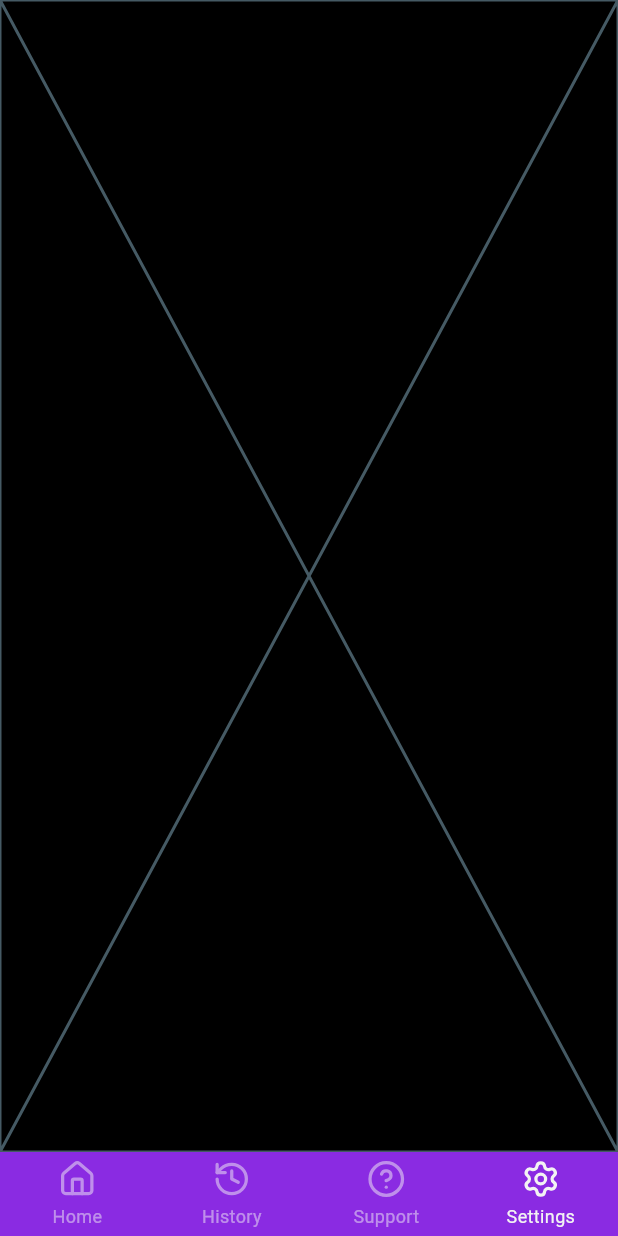
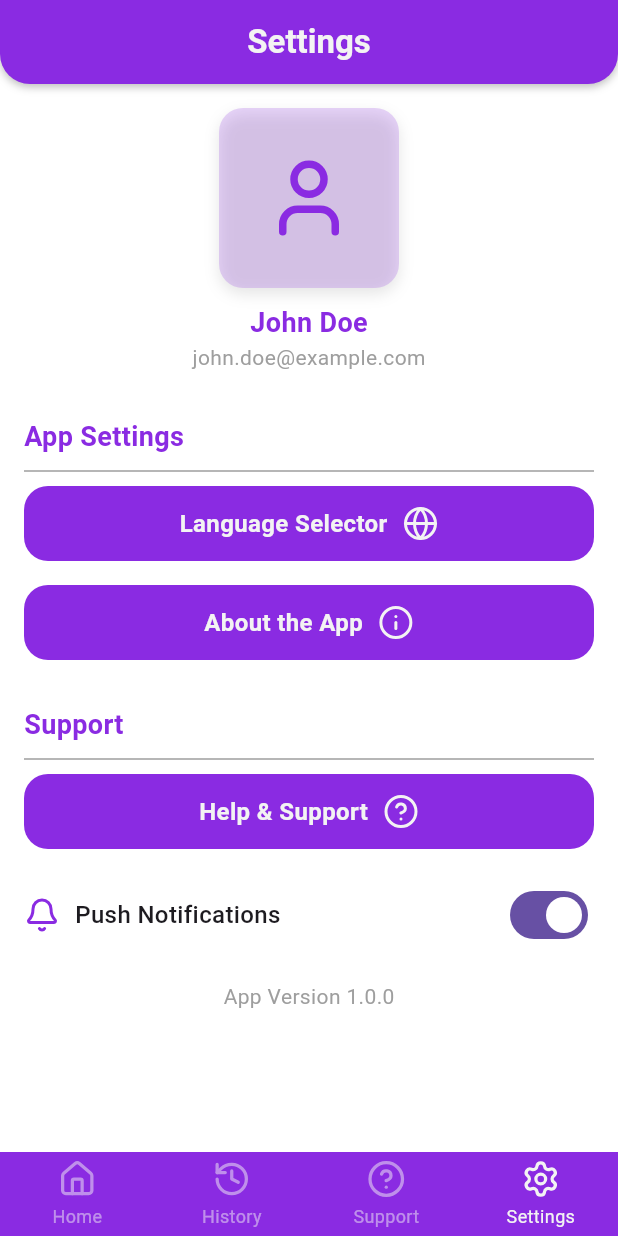
Before and after one commit to PraveenAththanayake/Snake-Bite-App, a Flutter app: the screen it shows after launch, item 4 of the bottom bar chosen, on a phone screen of 412 x 824 dp. Run offline on Flutter 3.47's test engine with Material 3 defaults, Android fonts, the phone set to English and light mode, and no system bars; drawn by our look-alikes of persistent_bottom_nav_bar; our stand-ins replace camera, lucide_icons, permission_handler.

Commit message:
feat: settings screen ui

```diff
--- a/lib/features/settings/settings.dart
+++ b/lib/features/settings/settings.dart
@@ -1,10 +1,35 @@
 import 'package:flutter/material.dart';
+import 'package:snake_bite_app/core/common/widgets/appbar/appbar.dart';
+import 'package:snake_bite_app/features/settings/widgets/app_settings.dart';
+import 'package:snake_bite_app/features/settings/widgets/app_version.dart';
+import 'package:snake_bite_app/features/settings/widgets/notification_switch.dart';
+import 'package:snake_bite_app/features/settings/widgets/profile.dart';
+import 'package:snake_bite_app/features/settings/widgets/support_section.dart';
 
 class SettingsScreen extends StatelessWidget {
   const SettingsScreen({super.key});
 
   @override
   Widget build(BuildContext context) {
-    return const Placeholder();
+    return const Scaffold(
+      appBar: CustomAppBar(title: 'Settings'),
+      body: SingleChildScrollView(
+        padding: EdgeInsets.all(16.0),
+        child: Column(
+          crossAxisAlignment: CrossAxisAlignment.start,
+          children: [
+            UserProfileSection(),
+            SizedBox(height: 30),
+            AppSettingsSection(),
+            SizedBox(height: 30),
+            SupportSection(),
+            SizedBox(height: 20),
+            NotificationSwitch(),
+            SizedBox(height: 20),
+            AppVersion(),
+          ],
+        ),
+      ),
+    );
   }
 }
--- /dev/null
+++ b/lib/features/settings/widgets/app_settings.dart
@@ -0,0 +1,37 @@
+import 'package:flutter/material.dart';
+import 'package:lucide_icons/lucide_icons.dart';
+import 'package:snake_bite_app/core/common/widgets/buttons/animated_button.dart';
+import 'package:snake_bite_app/core/theme/color_palette.dart';
+
+class AppSettingsSection extends StatelessWidget {
+  const AppSettingsSection({super.key});
+
+  @override
+  Widget build(BuildContext context) {
+    return Column(
+      crossAxisAlignment: CrossAxisAlignment.start,
+      children: [
+        const Text(
+          'App Settings',
+          style: TextStyle(
+            fontSize: 18,
+            fontWeight: FontWeight.bold,
+            color: ColorPalettes.primary,
+          ),
+        ),
+        const Divider(color: Colors.grey, height: 20),
+        AnimatedButton(
+          text: 'Language Selector',
+          icon: LucideIcons.globe,
+          onPressed: () {},
+        ),
+        const SizedBox(height: 16.0),
+        AnimatedButton(
+          text: 'About the App',
+          icon: LucideIcons.info,
+          onPressed: () {},
+        ),
+      ],
+    );
+  }
+}
--- /dev/null
+++ b/lib/features/settings/widgets/app_version.dart
@@ -0,0 +1,18 @@
+import 'package:flutter/material.dart';
+
+class AppVersion extends StatelessWidget {
+  const AppVersion({super.key});
+
+  @override
+  Widget build(BuildContext context) {
+    return const Center(
+      child: Text(
+        'App Version 1.0.0',
+        style: TextStyle(
+          color: Colors.grey,
+          fontSize: 14,
+        ),
+      ),
+    );
+  }
+}
--- /dev/null
+++ b/lib/features/settings/widgets/notification_switch.dart
@@ -0,0 +1,35 @@
+import 'package:flutter/material.dart';
+import 'package:lucide_icons/lucide_icons.dart';
+import 'package:snake_bite_app/core/theme/color_palette.dart';
+
+class NotificationSwitch extends StatelessWidget {
+  const NotificationSwitch({super.key});
+
+  @override
+  Widget build(BuildContext context) {
+    return Row(
+      children: [
+        const Icon(
+          LucideIcons.bell,
+          color: ColorPalettes.primary,
+        ),
+        const SizedBox(width: 10),
+        const Expanded(
+          child: Text(
+            'Push Notifications',
+            style: TextStyle(
+              fontSize: 16,
+              fontWeight: FontWeight.w500,
+            ),
+          ),
+        ),
+        Switch(
+          value: true,
+          onChanged: (bool newValue) {
+            // Add functionality to handle toggle state here
+          },
+        ),
+      ],
+    );
+  }
+}
--- /dev/null
+++ b/lib/features/settings/widgets/profile.dart
@@ -0,0 +1,53 @@
+import 'package:flutter/material.dart';
+import 'package:lucide_icons/lucide_icons.dart';
+import 'package:snake_bite_app/core/theme/color_palette.dart';
+
+class UserProfileSection extends StatelessWidget {
+  const UserProfileSection({super.key});
+
+  @override
+  Widget build(BuildContext context) {
+    return Center(
+      child: Column(
+        children: [
+          Container(
+            height: 120,
+            width: 120,
+            decoration: BoxDecoration(
+              color: ColorPalettes.primary.withOpacity(0.2),
+              borderRadius: BorderRadius.circular(16),
+              boxShadow: [
+                BoxShadow(
+                  color: Colors.black.withOpacity(0.1),
+                  blurRadius: 8,
+                  offset: const Offset(0, 4),
+                ),
+              ],
+            ),
+            child: const Icon(
+              LucideIcons.user,
+              color: ColorPalettes.primary,
+              size: 60,
+            ),
+          ),
+          const SizedBox(height: 10),
+          const Text(
+            'John Doe',
+            style: TextStyle(
+              fontSize: 18,
+              fontWeight: FontWeight.bold,
+              color: ColorPalettes.primary,
+            ),
+          ),
+          const Text(
+            'john.doe@example.com',
+            style: TextStyle(
+              fontSize: 14,
+              color: Colors.grey,
+            ),
+          ),
+        ],
+      ),
+    );
+  }
+}
--- /dev/null
+++ b/lib/features/settings/widgets/support_section.dart
@@ -0,0 +1,31 @@
+import 'package:flutter/material.dart';
+import 'package:lucide_icons/lucide_icons.dart';
+import 'package:snake_bite_app/core/common/widgets/buttons/animated_button.dart';
+import 'package:snake_bite_app/core/theme/color_palette.dart';
+
+class SupportSection extends StatelessWidget {
+  const SupportSection({super.key});
+
+  @override
+  Widget build(BuildContext context) {
+    return Column(
+      crossAxisAlignment: CrossAxisAlignment.start,
+      children: [
+        const Text(
+          'Support',
+          style: TextStyle(
+            fontSize: 18,
+            fontWeight: FontWeight.bold,
+            color: ColorPalettes.primary,
+          ),
+        ),
+        const Divider(color: Colors.grey, height: 20),
+        AnimatedButton(
+          text: 'Help & Support',
+          icon: LucideIcons.helpCircle,
+          onPressed: () {},
+        ),
+      ],
+    );
+  }
+}
```
